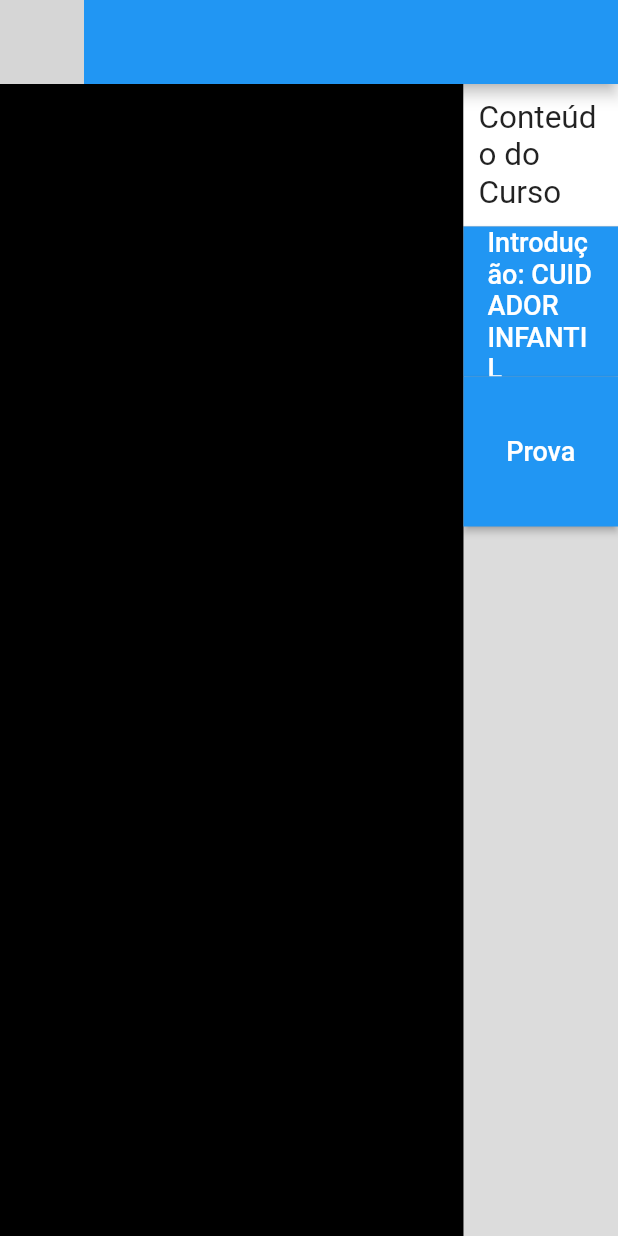
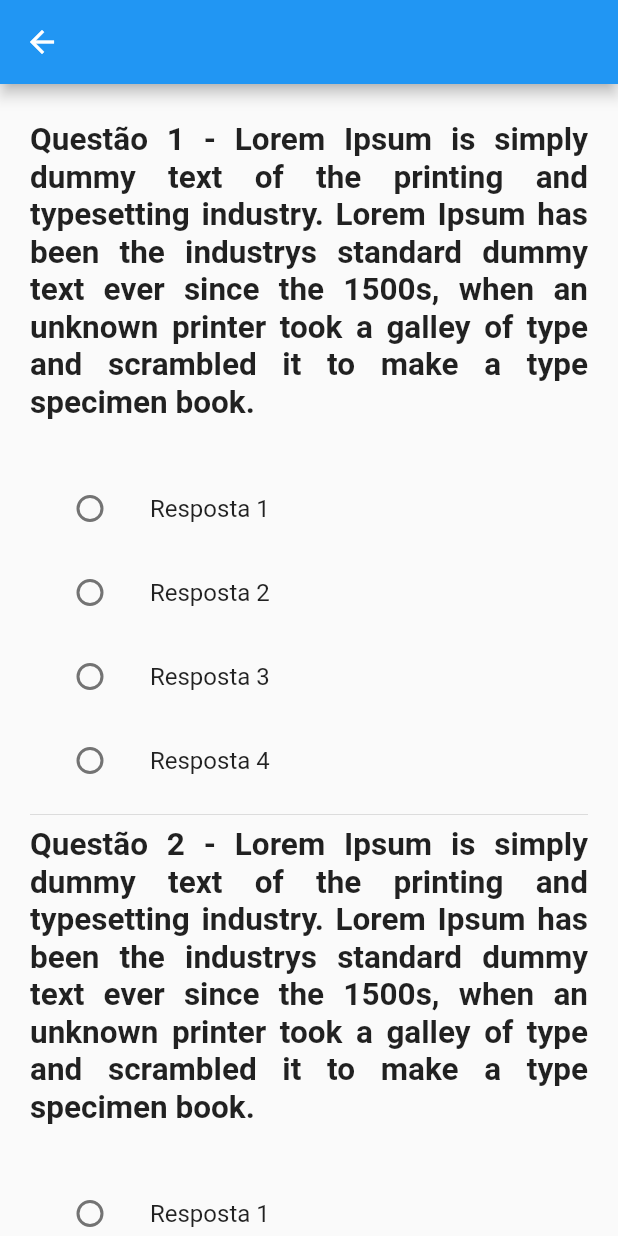
Before and after one commit to pedrorosadev/ipcep_project, a Flutter app: the Conteudo_Curso screen opened by its route, after a tap on "Prova", on a phone screen of 412 x 824 dp. Run offline on Flutter 3.47's test engine with Material 2 defaults, Android fonts, the phone set to English and light mode, and no system bars; grey boxes are pictures that could not be loaded.

```diff
--- a/lib/main.dart
+++ b/lib/main.dart
@@ -4,9 +4,10 @@ import 'package:ipcep_project/views/Cadastrar.dart';
 import 'package:ipcep_project/views/Conteudo_Curso.dart';
 import 'package:ipcep_project/views/Home_Page.dart';
 import 'package:ipcep_project/views/Login.dart';
+import 'package:ipcep_project/views/Provas_Simulados.dart';
 
 void main() {
-  runApp(const MyApp());
+  runApp(MyApp());
 }
 
 class MyApp extends StatelessWidget {
@@ -24,6 +25,7 @@ class MyApp extends StatelessWidget {
         AppRoutes.Cadastrar: (_) => const Cadastrar(),
         AppRoutes.Login: (_) => const Login(),
         AppRoutes.Curso_CuidadorInfantil: (_) => const Conteudo_Curso(),
+        AppRoutes.Provas_Simulados: (_) => const ProvasSimulados(),
         // AppRoutes.Curso_Covid19: (_) => const ;
         // AppRoutes.Curso_SaudeMental: (_) => ;
         // AppRoutes.Curso_SaudeDigital: (_) => const;
--- a/lib/routes/app_routes.dart
+++ b/lib/routes/app_routes.dart
@@ -6,4 +6,5 @@ class AppRoutes {
   static const Curso_SaudeMental = '/curso-saude-mental';
   static const Curso_Covid19 = '/curso-covid19';
   static const Curso_SaudeDigital = '/curso-saude-digital';
+  static const Provas_Simulados = '/curso/prova';
 }
--- a/lib/views/Conteudo_Curso.dart
+++ b/lib/views/Conteudo_Curso.dart
@@ -13,11 +13,7 @@ class _Conteudo_CursoState extends State<Conteudo_Curso> {
   @override
   Widget build(BuildContext context) {
     return Scaffold(
-      appBar: AppBar(
-        leading: const Image(
-          image: AssetImage('../assets/images/logo.png'),
-        ),
-      ),
+      appBar: AppBar(),
       body: Column(
         children: [
           Expanded(
@@ -33,7 +29,7 @@ class _Conteudo_CursoState extends State<Conteudo_Curso> {
                   ),
                 ),
                 Expanded(
-                  flex: 1,
+                  flex: 2,
                   child: Container(
                     color: Colors.black12,
                     child: ListView(children: [
@@ -77,7 +73,9 @@ class _Conteudo_CursoState extends State<Conteudo_Curso> {
                               ),
                             ),
                           ),
-                          onPressed: () {},
+                          onPressed: () {
+                            Navigator.of(context).pushNamed('/curso/prova');
+                          },
                           child: const Text(
                             'Prova',
                             style: TextStyle(fontSize: 18),
--- /dev/null
+++ b/lib/views/Provas_Simulados.dart
@@ -0,0 +1,379 @@
+import 'package:flutter/material.dart';
+import 'package:flutter/src/widgets/framework.dart';
+import 'package:flutter/src/widgets/placeholder.dart';
+
+enum Opcoes { Resposta_1, Resposta_2, Resposta_3, Resposta_4 }
+
+class ProvasSimulados extends StatefulWidget {
+  const ProvasSimulados({super.key});
+
+  @override
+  State<ProvasSimulados> createState() => _ProvasSimuladosState();
+}
+
+class _ProvasSimuladosState extends State<ProvasSimulados> {
+  Opcoes? _character1 = null;
+  Opcoes? _character2 = null;
+  Opcoes? _character3 = null;
+  Opcoes? _character4 = null;
+  Opcoes? _character5 = null;
+  Opcoes? _character6 = null;
+
+  @override
+  Widget build(BuildContext context) {
+    return Scaffold(
+      appBar: AppBar(),
+      body: SingleChildScrollView(
+        child: Padding(
+          padding: const EdgeInsets.only(right: 20, left: 20, top: 25),
+          child: Column(
+            children: [
+              const Text(
+                'Questão 1 - Lorem Ipsum is simply dummy text of the printing and typesetting industry. Lorem Ipsum has been the industrys standard dummy text ever since the 1500s, when an unknown printer took a galley of type and scrambled it to make a type specimen book.',
+                style: TextStyle(fontWeight: FontWeight.bold, fontSize: 21),
+                textAlign: TextAlign.justify,
+              ),
+              const SizedBox(
+                height: 30,
+              ),
+              ListTile(
+                title: const Text('Resposta 1'),
+                leading: Radio<Opcoes>(
+                  value: Opcoes.Resposta_1,
+                  groupValue: _character1,
+                  onChanged: (Opcoes? value) {
+                    setState(() {
+                      _character1 = value;
+                    });
+                  },
+                ),
+              ),
+              ListTile(
+                title: const Text('Resposta 2'),
+                leading: Radio<Opcoes>(
+                  value: Opcoes.Resposta_2,
+                  groupValue: _character1,
+                  onChanged: (Opcoes? value) {
+                    setState(() {
+                      _character1 = value;
+                    });
+                  },
+                ),
+              ),
+              ListTile(
+                title: const Text('Resposta 3'),
+                leading: Radio<Opcoes>(
+                  value: Opcoes.Resposta_3,
+                  groupValue: _character1,
+                  onChanged: (Opcoes? value) {
+                    setState(() {
+                      _character1 = value;
+                    });
+                  },
+                ),
+              ),
+              ListTile(
+                title: const Text('Resposta 4'),
+                leading: Radio<Opcoes>(
+                  value: Opcoes.Resposta_4,
+                  groupValue: _character1,
+                  onChanged: (Opcoes? value) {
+                    setState(() {
+                      _character1 = value;
+                    });
+                  },
+                ),
+              ),
+              const Divider(),
+              const Text(
+                'Questão 2 - Lorem Ipsum is simply dummy text of the printing and typesetting industry. Lorem Ipsum has been the industrys standard dummy text ever since the 1500s, when an unknown printer took a galley of type and scrambled it to make a type specimen book.',
+                style: TextStyle(fontWeight: FontWeight.bold, fontSize: 21),
+                textAlign: TextAlign.justify,
+              ),
+              const SizedBox(
+                height: 30,
+              ),
+              ListTile(
+                title: const Text('Resposta 1'),
+                leading: Radio<Opcoes>(
+                  value: Opcoes.Resposta_1,
+                  groupValue: _character2,
+                  onChanged: (Opcoes? value) {
+                    setState(() {
+                      _character2 = value;
+                    });
+                  },
+                ),
+              ),
+              ListTile(
+                title: const Text('Resposta 2'),
+                leading: Radio<Opcoes>(
+                  value: Opcoes.Resposta_2,
+                  groupValue: _character2,
+                  onChanged: (Opcoes? value) {
+                    setState(() {
+                      _character2 = value;
+                    });
+                  },
+                ),
+              ),
+              ListTile(
+                title: const Text('Resposta 3'),
+                leading: Radio<Opcoes>(
+                  value: Opcoes.Resposta_3,
+                  groupValue: _character2,
+                  onChanged: (Opcoes? value) {
+                    setState(() {
+                      _character2 = value;
+                    });
+                  },
+                ),
+              ),
+              ListTile(
+                title: const Text('Resposta 4'),
+                leading: Radio<Opcoes>(
+                  value: Opcoes.Resposta_4,
+                  groupValue: _character2,
+                  onChanged: (Opcoes? value) {
+                    setState(() {
+                      _character2 = value;
+                    });
+                  },
+                ),
+              ),
+              const Divider(),
+              const Text(
+                'Questão 3 - Lorem Ipsum is simply dummy text of the printing and typesetting industry. Lorem Ipsum has been the industrys standard dummy text ever since the 1500s, when an unknown printer took a galley of type and scrambled it to make a type specimen book.',
+                style: TextStyle(fontWeight: FontWeight.bold, fontSize: 21),
+                textAlign: TextAlign.justify,
+              ),
+              const SizedBox(
+                height: 30,
+              ),
+              ListTile(
+                title: const Text('Resposta 1'),
+                leading: Radio<Opcoes>(
+                  value: Opcoes.Resposta_1,
+                  groupValue: _character3,
+                  onChanged: (Opcoes? value) {
+                    setState(() {
+                      _character3 = value;
+                    });
+                  },
+                ),
+              ),
+              ListTile(
+                title: const Text('Resposta 2'),
+                leading: Radio<Opcoes>(
+                  value: Opcoes.Resposta_2,
+                  groupValue: _character3,
+                  onChanged: (Opcoes? value) {
+                    setState(() {
+                      _character3 = value;
+                    });
+                  },
+                ),
+              ),
+              ListTile(
+                title: const Text('Resposta 3'),
+                leading: Radio<Opcoes>(
+                  value: Opcoes.Resposta_3,
+                  groupValue: _character3,
+                  onChanged: (Opcoes? value) {
+                    setState(() {
+                      _character3 = value;
+                    });
+                  },
+                ),
+              ),
+              ListTile(
+                title: const Text('Resposta 4'),
+                leading: Radio<Opcoes>(
+                  value: Opcoes.Resposta_4,
+                  groupValue: _character3,
+                  onChanged: (Opcoes? value) {
+                    setState(() {
+                      _character3 = value;
+                    });
+                  },
+                ),
+              ),
+              const Divider(),
+              const Text(
+                'Questão 4 - Lorem Ipsum is simply dummy text of the printing and typesetting industry. Lorem Ipsum has been the industrys standard dummy text ever since the 1500s, when an unknown printer took a galley of type and scrambled it to make a type specimen book.',
+                style: TextStyle(fontWeight: FontWeight.bold, fontSize: 21),
+                textAlign: TextAlign.justify,
+              ),
+              const SizedBox(
+                height: 30,
+              ),
+              ListTile(
+                title: const Text('Resposta 1'),
+                leading: Radio<Opcoes>(
+                  value: Opcoes.Resposta_1,
+                  groupValue: _character4,
+                  onChanged: (Opcoes? value) {
+                    setState(() {
+                      _character4 = value;
+                    });
+                  },
+                ),
+              ),
+              ListTile(
+                title: const Text('Resposta 2'),
+                leading: Radio<Opcoes>(
+                  value: Opcoes.Resposta_2,
+                  groupValue: _character4,
+                  onChanged: (Opcoes? value) {
+                    setState(() {
+                      _character4 = value;
+                    });
+                  },
+                ),
+              ),
+              ListTile(
+                title: const Text('Resposta 3'),
+                leading: Radio<Opcoes>(
+                  value: Opcoes.Resposta_3,
+                  groupValue: _character4,
+                  onChanged: (Opcoes? value) {
+                    setState(() {
+                      _character4 = value;
+                    });
+                  },
+                ),
+              ),
+              ListTile(
+                title: const Text('Resposta 4'),
+                leading: Radio<Opcoes>(
+                  value: Opcoes.Resposta_4,
+                  groupValue: _character4,
+                  onChanged: (Opcoes? value) {
+                    setState(() {
+                      _character4 = value;
+                    });
+                  },
+                ),
+              ),
+              const Divider(),
+              const Text(
+                'Questão 5 - Lorem Ipsum is simply dummy text of the printing and typesetting industry. Lorem Ipsum has been the industrys standard dummy text ever since the 1500s, when an unknown printer took a galley of type and scrambled it to make a type specimen book.',
+                style: TextStyle(fontWeight: FontWeight.bold, fontSize: 21),
+                textAlign: TextAlign.justify,
+              ),
+              const SizedBox(
+                height: 30,
+              ),
+              ListTile(
+                title: const Text('Resposta 1'),
+                leading: Radio<Opcoes>(
+                  value: Opcoes.Resposta_1,
+                  groupValue: _character5,
+                  onChanged: (Opcoes? value) {
+                    setState(() {
+                      _character5 = value;
+                    });
+                  },
+                ),
+              ),
+              ListTile(
+                title: const Text('Resposta 2'),
+                leading: Radio<Opcoes>(
+                  value: Opcoes.Resposta_2,
+                  groupValue: _character5,
+                  onChanged: (Opcoes? value) {
+                    setState(() {
+                      _character5 = value;
+                    });
+                  },
+                ),
+              ),
+              ListTile(
+                title: const Text('Resposta 3'),
+                leading: Radio<Opcoes>(
+                  value: Opcoes.Resposta_3,
+                  groupValue: _character5,
+                  onChanged: (Opcoes? value) {
+                    setState(() {
+                      _character5 = value;
+                    });
+                  },
+                ),
+              ),
+              ListTile(
+                title: const Text('Resposta 4'),
+                leading: Radio<Opcoes>(
+                  value: Opcoes.Resposta_4,
+                  groupValue: _character5,
+                  onChanged: (Opcoes? value) {
+                    setState(() {
+                      _character5 = value;
+                    });
+                  },
+                ),
+              ),
+              const Divider(),
+              const Text(
+                'Questão 6 - Lorem Ipsum is simply dummy text of the printing and typesetting industry. Lorem Ipsum has been the industrys standard dummy text ever since the 1500s, when an unknown printer took a galley of type and scrambled it to make a type specimen book.',
+                style: TextStyle(fontWeight: FontWeight.bold, fontSize: 21),
+                textAlign: TextAlign.justify,
+              ),
+              const SizedBox(
+                height: 30,
+              ),
+              ListTile(
+                title: const Text('Resposta 1'),
+                leading: Radio<Opcoes>(
+                  value: Opcoes.Resposta_1,
+                  groupValue: _character6,
+                  onChanged: (Opcoes? value) {
+                    setState(() {
+                      _character6 = value;
+                    });
+                  },
+                ),
+              ),
+              ListTile(
+                title: const Text('Resposta 2'),
+                leading: Radio<Opcoes>(
+                  value: Opcoes.Resposta_2,
+                  groupValue: _character6,
+                  onChanged: (Opcoes? value) {
+                    setState(() {
+                      _character6 = value;
+                    });
+                  },
+                ),
+              ),
+              ListTile(
+                title: const Text('Resposta 3'),
+                leading: Radio<Opcoes>(
+                  value: Opcoes.Resposta_3,
+                  groupValue: _character6,
+                  onChanged: (Opcoes? value) {
+                    setState(() {
+                      _character6 = value;
+                    });
+                  },
+                ),
+              ),
+              ListTile(
+                title: const Text('Resposta 4'),
+                leading: Radio<Opcoes>(
+                  value: Opcoes.Resposta_4,
+                  groupValue: _character6,
+                  onChanged: (Opcoes? value) {
+                    setState(() {
+                      _character6 = value;
+                    });
+                  },
+                ),
+              ),
+              const Divider(),
+            ],
+          ),
+        ),
+      ),
+    );
+  }
+}
```
Also changed, not shown: lib/views/Home_Page.dart (+21 -14 lines), lib/views/Login.dart (+11 -7 lines), lib/views/widgets/Card_Courses.dart (+21 -5 lines), 5 other files.
